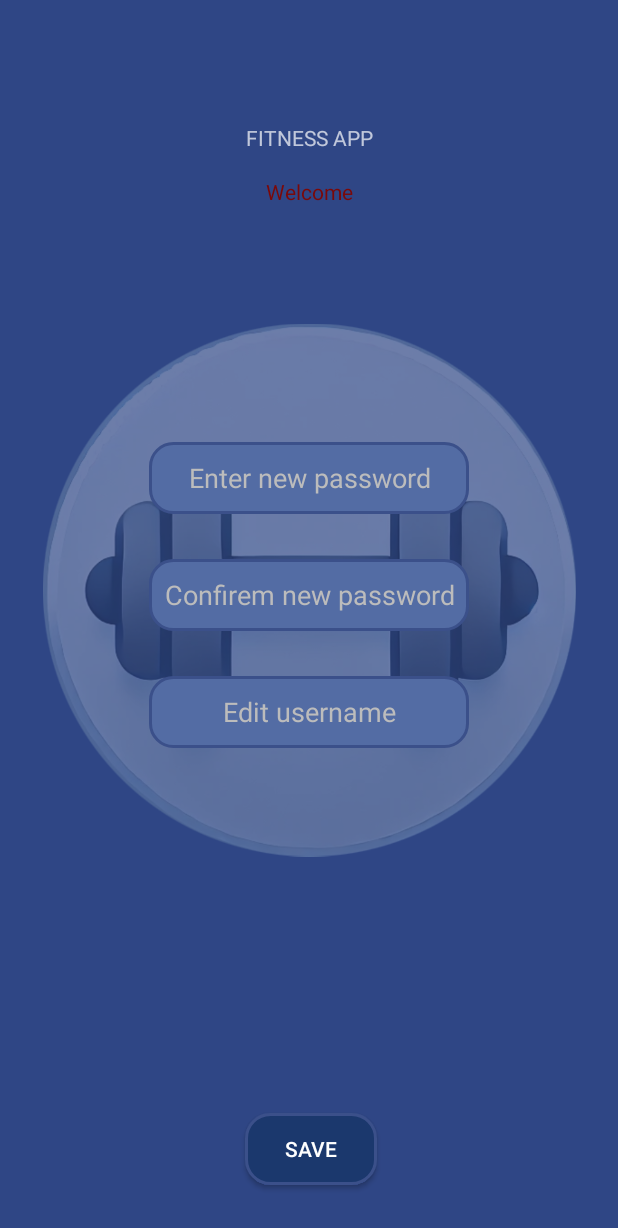
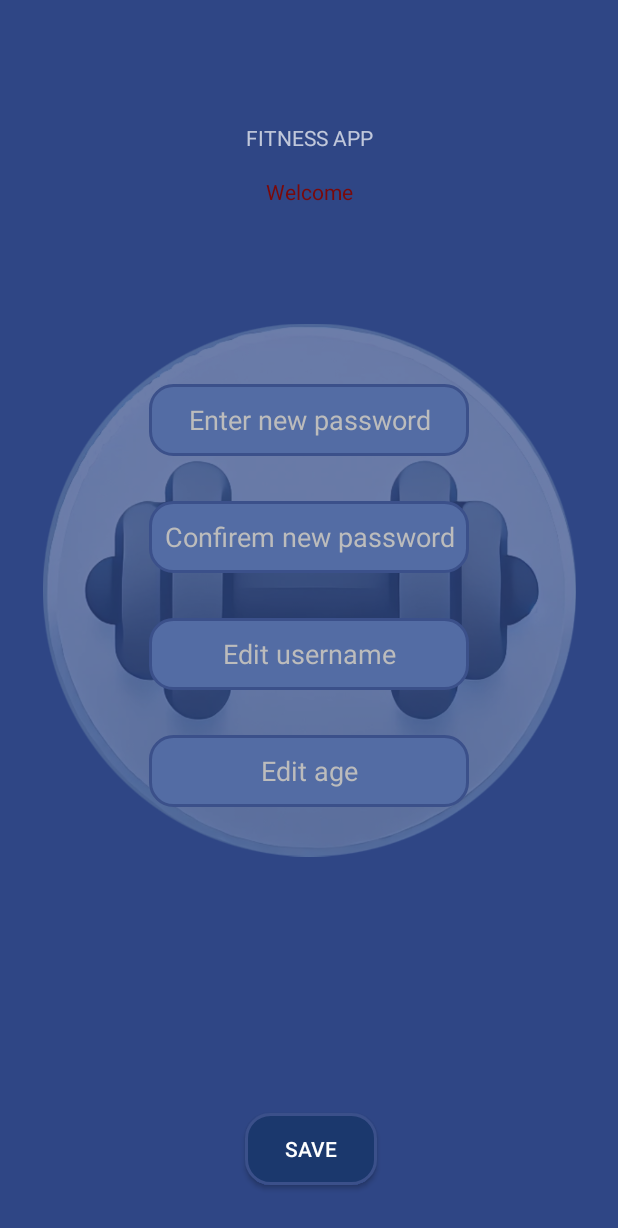
Before and after one commit to elberra0/GroupAssessmentProject, an Android app: the fragment EditDataFragment shown on its own in the app's theme, on a phone screen of 412 x 824 dp. Shown: the top 1228 px of the screen. Run offline under Robolectric (Android 15) with nearby library versions, the phone set to English and light mode, and no system bars.

Commit message:
Map fragment added and working. Gyms near location pending

```diff
--- a/app/src/main/java/com/example/groupassessmentproject/LogInFragment.kt
+++ b/app/src/main/java/com/example/groupassessmentproject/LogInFragment.kt
@@ -28,7 +28,7 @@ class LogInFragment : Fragment() {
                 if(SharedPreferences_(requireActivity()).getPassword(view.etLoginUser.text.toString())
                     == view.etPassword.text.toString()){
 
-                    val editDataFragment = EditDataFragment()
+                    val editDataFragment = MapGymFragment()
                     val fragmentManager = requireActivity().supportFragmentManager
                     val fragmentLogIn = this
                     val bundle = Bundle()
--- a/app/src/main/res/layout/fragment_edit_data.xml
+++ b/app/src/main/res/layout/fragment_edit_data.xml
@@ -123,6 +123,28 @@
                     app:layout_constraintVertical_bias="0.326"
                     tools:ignore="LabelFor,TextContrastCheck" />
 
+                <EditText
+                    android:id="@+id/etEditAge"
+                    android:layout_width="wrap_content"
+                    android:layout_height="wrap_content"
+                    android:layout_marginBottom="30dp"
+                    android:autofillHints=""
+                    android:background="@drawable/input_text_style"
+                    android:ems="10"
+                    android:hint="Edit age"
+                    android:inputType="text"
+                    android:minHeight="48dp"
+                    android:textAlignment="center"
+                    android:textColor="@color/white"
+                    android:textColorHint="@color/hintColor"
+                    app:layout_constraintBottom_toBottomOf="parent"
+                    app:layout_constraintEnd_toEndOf="parent"
+                    app:layout_constraintHorizontal_bias="0.497"
+                    app:layout_constraintStart_toStartOf="parent"
+                    app:layout_constraintTop_toTopOf="parent"
+                    app:layout_constraintVertical_bias="0.326"
+                    tools:ignore="LabelFor,TextContrastCheck" />
+
             </LinearLayout>
         </ScrollView>
     </FrameLayout>
--- a/build.gradle.kts
+++ b/build.gradle.kts
@@ -6,6 +6,6 @@ plugins {
 buildscript {
     dependencies {
         classpath ("com.android.tools.build:gradle:8.0.0") // O la versión compatible con tu Gradle
-
+        classpath("com.google.android.libraries.mapsplatform.secrets-gradle-plugin:secrets-gradle-plugin:2.0.1")
     }
 }
```
Also changed, not shown: app/build.gradle.kts (+29 -4 lines), app/src/main/AndroidManifest.xml (+29 -0 lines), app/src/main/java/com/example/groupassessmentproject/MapGymFragment.kt (added, +18 -0 lines), app/src/main/res/layout/fragment_map_gym.xml (added, +9 -0 lines), 2 other files.
